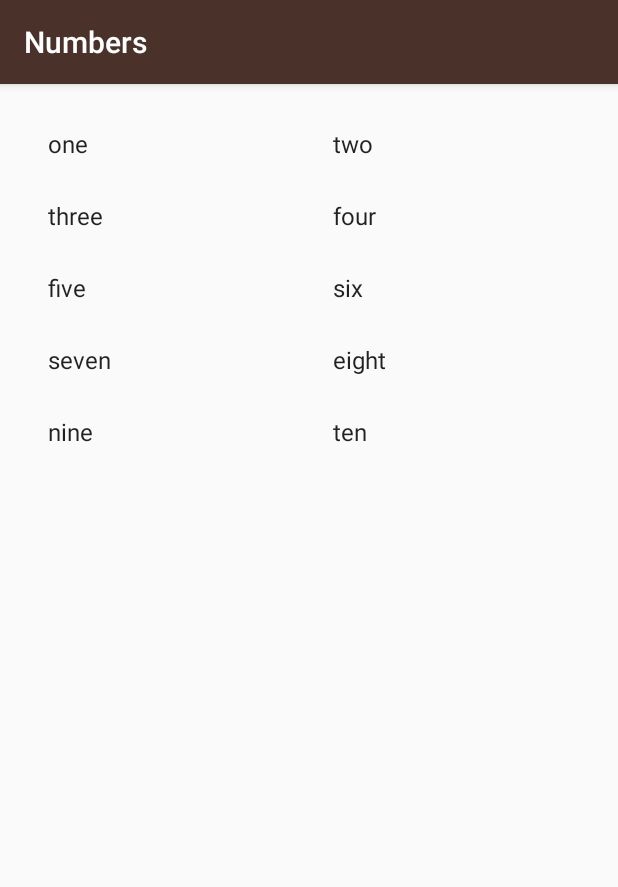
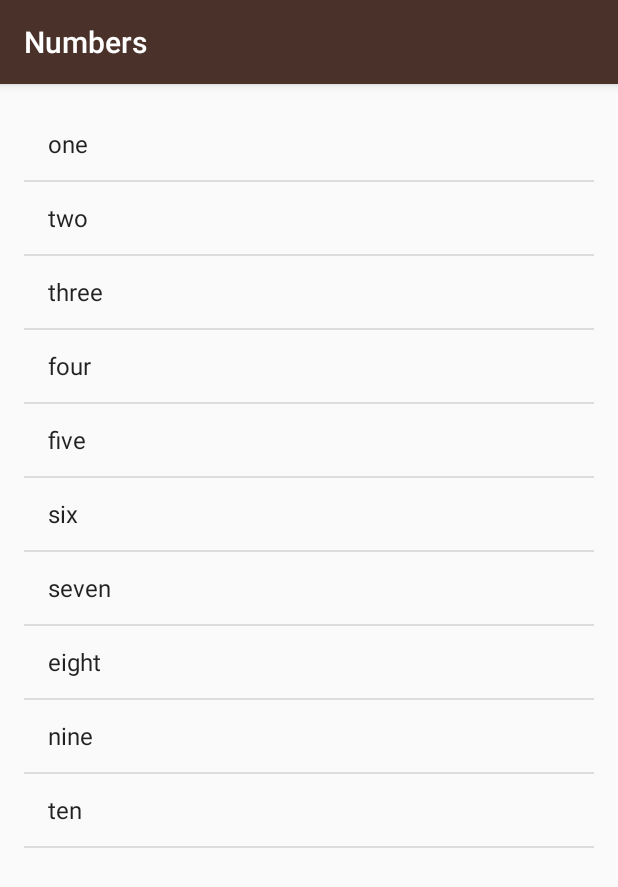
Before and after one commit to NarendraGadidasu/Miwok, an Android app: the NumbersActivity screen opened directly, with no data from a screen before it, on a phone screen of 412 x 824 dp. Shown: the top 887 px of the screen. Run offline under Robolectric (Android 15) with nearby library versions, the phone set to English and light mode, and no system bars.

Commit message:
Reverting to ListView in NumbersActivity

```diff
--- a/app/src/main/java/android/example/miwok/NumbersActivity.java
+++ b/app/src/main/java/android/example/miwok/NumbersActivity.java
@@ -49,7 +49,7 @@ public class NumbersActivity extends AppCompatActivity {
 
         /** Using ListView with array adapter will allow view recycling for large number of views preventing memory leak issues*/
         ArrayAdapter<String> itemsAdapter = new ArrayAdapter<String>(this, android.R.layout.simple_list_item_1, words);
-        GridView listView = (GridView) findViewById(R.id.list);
+        ListView listView = (ListView) findViewById(R.id.list);
         listView.setAdapter(itemsAdapter);
     }
 
--- a/app/src/main/res/layout/activity_numbers.xml
+++ b/app/src/main/res/layout/activity_numbers.xml
@@ -1,9 +1,8 @@
 <?xml version="1.0" encoding="utf-8"?>
 
-<GridView xmlns:android="http://schemas.android.com/apk/res/android"
+<ListView xmlns:android="http://schemas.android.com/apk/res/android"
     xmlns:tools="http://schemas.android.com/tools"
     android:id="@+id/list"
-    android:numColumns="2"
     android:orientation="vertical"
     android:layout_width="match_parent"
     android:layout_height="match_parent"
```
